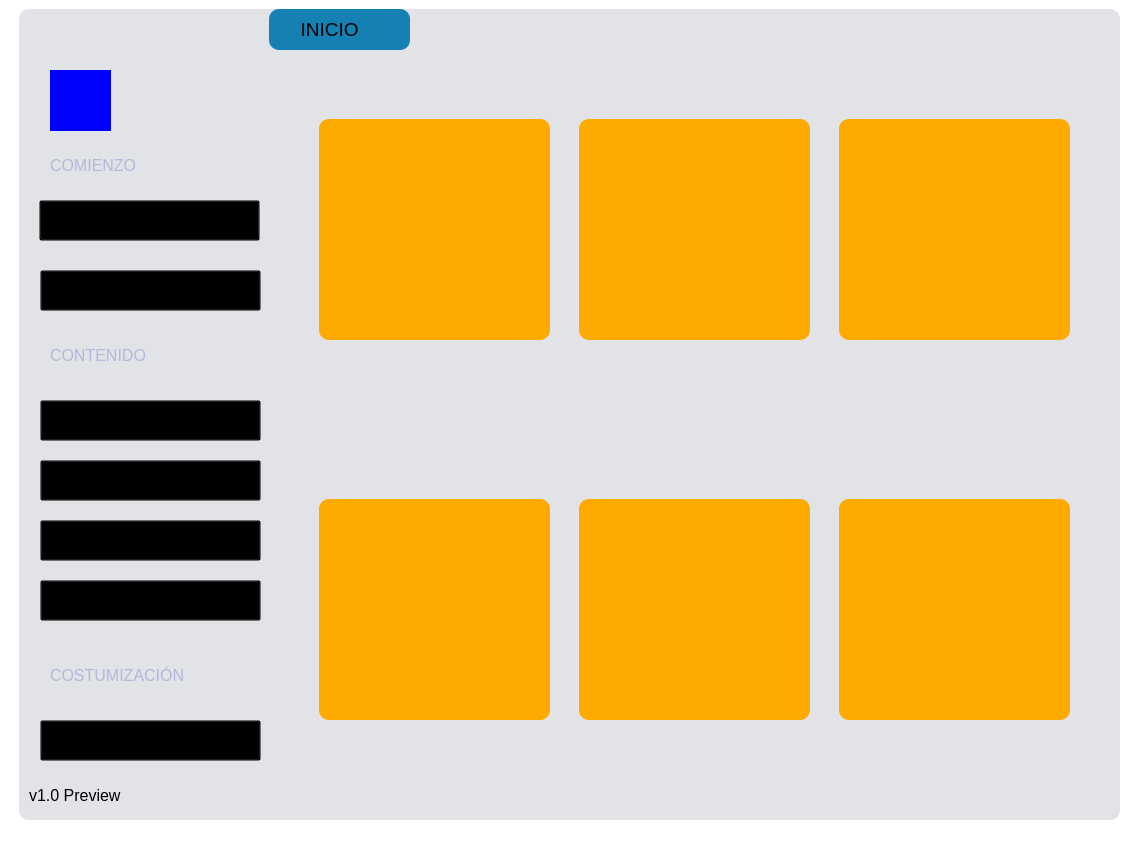
McBlockier/SCA, file UI/Administrator.ui: the form before one commit.
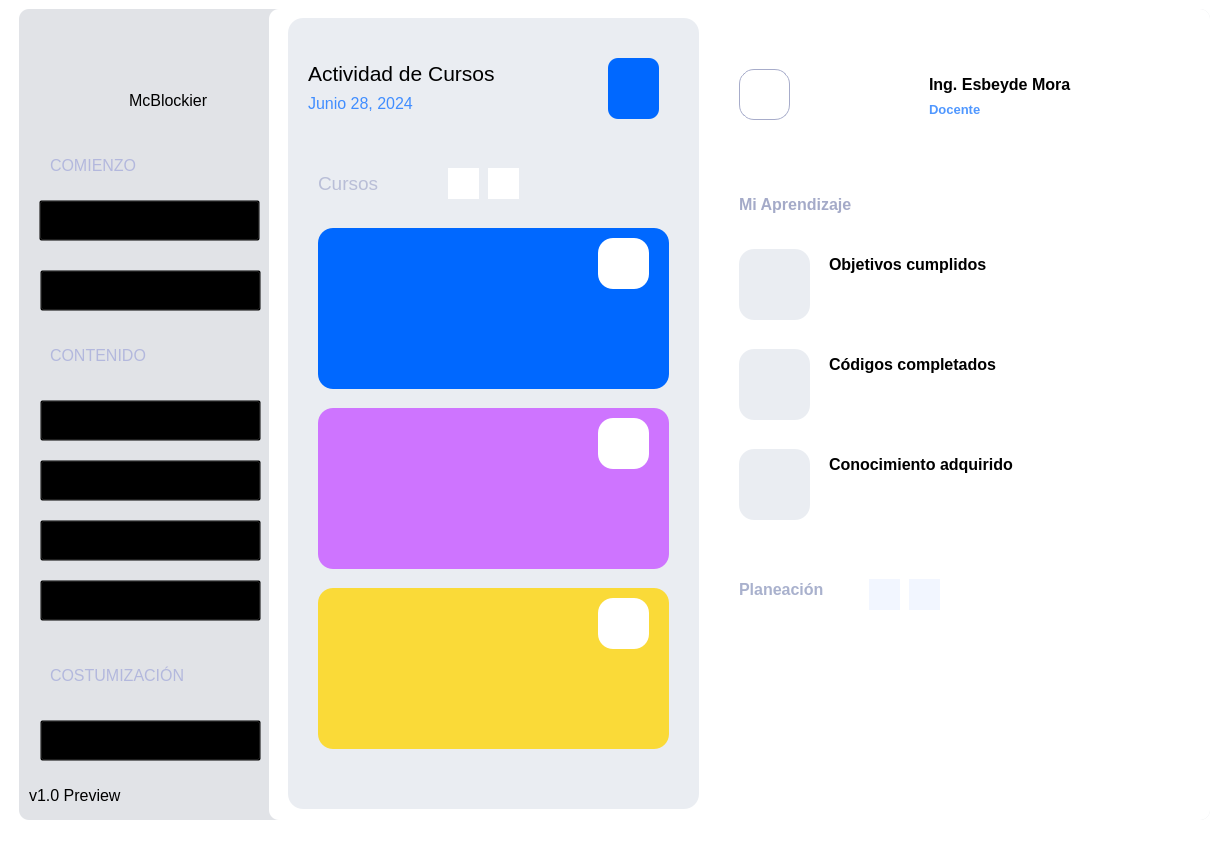
The form after the commit. Icons and pictures are not drawn.

```diff
--- a/UI/Administrator.ui
+++ b/UI/Administrator.ui
@@ -6,7 +6,7 @@
    <rect>
     <x>0</x>
     <y>0</y>
-    <width>1137</width>
+    <width>1227</width>
     <height>856</height>
    </rect>
   </property>
@@ -22,7 +22,7 @@
      <rect>
       <x>19</x>
       <y>9</y>
-      <width>1101</width>
+      <width>1191</width>
       <height>811</height>
      </rect>
     </property>
@@ -42,12 +42,12 @@
       <rect>
        <x>250</x>
        <y>0</y>
-       <width>851</width>
+       <width>941</width>
        <height>811</height>
       </rect>
      </property>
      <property name="styleSheet">
-      <string notr="true">background-color: transparent;</string>
+      <string notr="true">background-color: #ffffff;</string>
      </property>
      <property name="frameShape">
       <enum>QFrame::StyledPanel</enum>
@@ -58,14 +58,15 @@
      <widget class="QFrame" name="frame">
       <property name="geometry">
        <rect>
-        <x>50</x>
-        <y>110</y>
-        <width>231</width>
-        <height>221</height>
+        <x>19</x>
+        <y>9</y>
+        <width>411</width>
+        <height>791</height>
        </rect>
       </property>
       <property name="styleSheet">
-       <string notr="true">background-color: rgb(255, 170, 0);</string>
+       <string notr="true">background-color:rgb(234, 237, 242);
+    border-radius:15px;</string>
       </property>
       <property name="frameShape">
        <enum>QFrame::StyledPanel</enum>
@@ -73,123 +74,741 @@
       <property name="frameShadow">
        <enum>QFrame::Raised</enum>
       </property>
+      <widget class="QFrame" name="frameFace">
+       <property name="geometry">
+        <rect>
+         <x>30</x>
+         <y>210</y>
+         <width>351</width>
+         <height>161</height>
+        </rect>
+       </property>
+       <property name="styleSheet">
+        <string notr="true">background-color: #0068ff;
+border-radius: 15px;</string>
+       </property>
+       <property name="frameShape">
+        <enum>QFrame::StyledPanel</enum>
+       </property>
+       <property name="frameShadow">
+        <enum>QFrame::Raised</enum>
+       </property>
+       <widget class="QLabel" name="label_5">
+        <property name="geometry">
+         <rect>
+          <x>280</x>
+          <y>10</y>
+          <width>51</width>
+          <height>51</height>
+         </rect>
+        </property>
+        <property name="styleSheet">
+         <string notr="true">background-color:white;</string>
+        </property>
+        <property name="text">
+         <string/>
+        </property>
+       </widget>
+       <widget class="QLabel" name="label_2">
+        <property name="geometry">
+         <rect>
+          <x>290</x>
+          <y>10</y>
+          <width>31</width>
+          <height>51</height>
+         </rect>
+        </property>
+        <property name="styleSheet">
+         <string notr="true">background-color:transparent;</string>
+        </property>
+        <property name="text">
+         <string/>
+        </property>
+        <property name="pixmap">
+         <pixmap>../Resources/1.png</pixmap>
+        </property>
+       </widget>
+      </widget>
+      <widget class="QLabel" name="labelStatus">
+       <property name="geometry">
+        <rect>
+         <x>20</x>
+         <y>30</y>
+         <width>261</width>
+         <height>51</height>
+        </rect>
+       </property>
+       <property name="font">
+        <font>
+         <family>Segoe UI</family>
+         <pointsize>16</pointsize>
+         <weight>50</weight>
+         <bold>false</bold>
+        </font>
+       </property>
+       <property name="text">
+        <string>Actividad de Cursos</string>
+       </property>
+      </widget>
+      <widget class="QPushButton" name="buttonAdd">
+       <property name="geometry">
+        <rect>
+         <x>320</x>
+         <y>40</y>
+         <width>51</width>
+         <height>61</height>
+        </rect>
+       </property>
+       <property name="cursor">
+        <cursorShape>PointingHandCursor</cursorShape>
+       </property>
+       <property name="styleSheet">
+        <string notr="true"> background-color: #0068ff;
+    border-radius:10px;
+    box-shadow: #abcaff;</string>
+       </property>
+       <property name="icon">
+        <iconset>
+         <normaloff>../Resources/mas.png</normaloff>../Resources/mas.png</iconset>
+       </property>
+      </widget>
+      <widget class="QLabel" name="labelDate">
+       <property name="geometry">
+        <rect>
+         <x>20</x>
+         <y>70</y>
+         <width>201</width>
+         <height>31</height>
+        </rect>
+       </property>
+       <property name="font">
+        <font>
+         <family>Segoe UI</family>
+         <pointsize>12</pointsize>
+         <weight>50</weight>
+         <bold>false</bold>
+        </font>
+       </property>
+       <property name="styleSheet">
+        <string notr="true">color:#408dff;
+    background-color:transparent;</string>
+       </property>
+       <property name="text">
+        <string>Junio 28, 2024</string>
+       </property>
+      </widget>
+      <widget class="QLabel" name="labelCurses">
+       <property name="geometry">
+        <rect>
+         <x>30</x>
+         <y>145</y>
+         <width>101</width>
+         <height>41</height>
+        </rect>
+       </property>
+       <property name="font">
+        <font>
+         <family>Segoe UI</family>
+         <pointsize>14</pointsize>
+         <weight>50</weight>
+         <bold>false</bold>
+        </font>
+       </property>
+       <property name="styleSheet">
+        <string notr="true">color:#b9bed7;
+    background-color:transparent;</string>
+       </property>
+       <property name="text">
+        <string>Cursos</string>
+       </property>
+      </widget>
+      <widget class="QPushButton" name="buttonBack">
+       <property name="geometry">
+        <rect>
+         <x>160</x>
+         <y>150</y>
+         <width>31</width>
+         <height>31</height>
+        </rect>
+       </property>
+       <property name="cursor">
+        <cursorShape>PointingHandCursor</cursorShape>
+       </property>
+       <property name="styleSheet">
+        <string notr="true">background-color:white;
+border-radius:30px;</string>
+       </property>
+       <property name="text">
+        <string/>
+       </property>
+       <property name="icon">
+        <iconset>
+         <normaloff>../Resources/left.png</normaloff>../Resources/left.png</iconset>
+       </property>
+      </widget>
+      <widget class="QPushButton" name="buttonNext">
+       <property name="geometry">
+        <rect>
+         <x>200</x>
+         <y>150</y>
+         <width>31</width>
+         <height>31</height>
+        </rect>
+       </property>
+       <property name="cursor">
+        <cursorShape>PointingHandCursor</cursorShape>
+       </property>
+       <property name="styleSheet">
+        <string notr="true">background-color:white;
+border-radius:30px;</string>
+       </property>
+       <property name="text">
+        <string/>
+       </property>
+       <property name="icon">
+        <iconset>
+         <normaloff>../Resources/right.png</normaloff>../Resources/right.png</iconset>
+       </property>
+      </widget>
+      <widget class="QFrame" name="frameCom">
+       <property name="geometry">
+        <rect>
+         <x>30</x>
+         <y>390</y>
+         <width>351</width>
+         <height>161</height>
+        </rect>
+       </property>
+       <property name="styleSheet">
+        <string notr="true"> background-color: #ce74ff;
+    border-radius: 15px;</string>
+       </property>
+       <property name="frameShape">
+        <enum>QFrame::StyledPanel</enum>
+       </property>
+       <property name="frameShadow">
+        <enum>QFrame::Raised</enum>
+       </property>
+       <widget class="QLabel" name="label_6">
+        <property name="geometry">
+         <rect>
+          <x>280</x>
+          <y>10</y>
+          <width>51</width>
+          <height>51</height>
+         </rect>
+        </property>
+        <property name="styleSheet">
+         <string notr="true">background-color:white;</string>
+        </property>
+        <property name="text">
+         <string/>
+        </property>
+       </widget>
+       <widget class="QLabel" name="label_3">
+        <property name="geometry">
+         <rect>
+          <x>290</x>
+          <y>10</y>
+          <width>31</width>
+          <height>51</height>
+         </rect>
+        </property>
+        <property name="styleSheet">
+         <string notr="true">background-color:transparent;</string>
+        </property>
+        <property name="text">
+         <string/>
+        </property>
+        <property name="pixmap">
+         <pixmap>../Resources/7.png</pixmap>
+        </property>
+       </widget>
+      </widget>
+      <widget class="QFrame" name="frameBoot">
+       <property name="geometry">
+        <rect>
+         <x>30</x>
+         <y>570</y>
+         <width>351</width>
+         <height>161</height>
+        </rect>
+       </property>
+       <property name="styleSheet">
+        <string notr="true">background-color: #fada38;
+    border-radius: 15px;</string>
+       </property>
+       <property name="frameShape">
+        <enum>QFrame::StyledPanel</enum>
+       </property>
+       <property name="frameShadow">
+        <enum>QFrame::Raised</enum>
+       </property>
+       <widget class="QLabel" name="label_7">
+        <property name="geometry">
+         <rect>
+          <x>280</x>
+          <y>10</y>
+          <width>51</width>
+          <height>51</height>
+         </rect>
+        </property>
+        <property name="styleSheet">
+         <string notr="true">background-color:white;</string>
+        </property>
+        <property name="text">
+         <string/>
+        </property>
+       </widget>
+       <widget class="QLabel" name="label_4">
+        <property name="geometry">
+         <rect>
+          <x>290</x>
+          <y>10</y>
+          <width>31</width>
+          <height>51</height>
+         </rect>
+        </property>
+        <property name="styleSheet">
+         <string notr="true">background-color:transparent;</string>
+        </property>
+        <property name="text">
+         <string/>
+        </property>
+        <property name="pixmap">
+         <pixmap>../Resources/9.png</pixmap>
+        </property>
+       </widget>
+      </widget>
+      <zorder>labelStatus</zorder>
+      <zorder>buttonAdd</zorder>
+      <zorder>labelDate</zorder>
+      <zorder>labelCurses</zorder>
+      <zorder>buttonBack</zorder>
+      <zorder>buttonNext</zorder>
+      <zorder>frameFace</zorder>
+      <zorder>frameCom</zorder>
+      <zorder>frameBoot</zorder>
      </widget>
-     <widget class="QFrame" name="frame_3">
+     <widget class="QLabel" name="label_15">
       <property name="geometry">
        <rect>
-        <x>310</x>
-        <y>110</y>
-        <width>231</width>
-        <height>221</height>
+        <x>660</x>
+        <y>60</y>
+        <width>181</width>
+        <height>31</height>
        </rect>
       </property>
+      <property name="font">
+       <font>
+        <family>Segoe UI</family>
+        <pointsize>12</pointsize>
+        <weight>75</weight>
+        <bold>true</bold>
+       </font>
+      </property>
+      <property name="text">
+       <string>Ing. Esbeyde Mora</string>
+      </property>
+     </widget>
+     <widget class="QPushButton" name="pushButton">
+      <property name="geometry">
+       <rect>
+        <x>470</x>
+        <y>60</y>
+        <width>51</width>
+        <height>51</height>
+       </rect>
+      </property>
+      <property name="cursor">
+       <cursorShape>PointingHandCursor</cursorShape>
+      </property>
       <property name="styleSheet">
-       <string notr="true">background-color: rgb(255, 170, 0);</string>
+       <string notr="true">background-color:transparent;
+border:1px solid #a7acca;
+border-radius:15px;</string>
       </property>
-      <property name="frameShape">
-       <enum>QFrame::StyledPanel</enum>
+      <property name="text">
+       <string/>
       </property>
-      <property name="frameShadow">
-       <enum>QFrame::Raised</enum>
+      <property name="icon">
+       <iconset>
+        <normaloff>../Resources/left2.png</normaloff>../Resources/left2.png</iconset>
       </property>
      </widget>
-     <widget class="QFrame" name="frame_4">
+     <widget class="QPushButton" name="pushButton_2">
       <property name="geometry">
        <rect>
-        <x>570</x>
-        <y>110</y>
-        <width>231</width>
-        <height>221</height>
+        <x>550</x>
+        <y>60</y>
+        <width>41</width>
+        <height>51</height>
        </rect>
       </property>
       <property name="styleSheet">
-       <string notr="true">background-color: rgb(255, 170, 0);</string>
+       <string notr="true"/>
       </property>
-      <property name="frameShape">
-       <enum>QFrame::StyledPanel</enum>
+      <property name="text">
+       <string/>
       </property>
-      <property name="frameShadow">
-       <enum>QFrame::Raised</enum>
+      <property name="icon">
+       <iconset>
+        <normaloff>../Resources/campana_normal.png</normaloff>../Resources/campana_normal.png</iconset>
       </property>
      </widget>
-     <widget class="QFrame" name="frame_5">
+     <widget class="QLabel" name="setProfile_2">
       <property name="geometry">
        <rect>
-        <x>570</x>
-        <y>490</y>
-        <width>231</width>
-        <height>221</height>
+        <x>850</x>
+        <y>60</y>
+        <width>64</width>
+        <height>64</height>
        </rect>
       </property>
       <property name="styleSheet">
-       <string notr="true">background-color: rgb(255, 170, 0);</string>
+       <string notr="true"/>
       </property>
-      <property name="frameShape">
-       <enum>QFrame::StyledPanel</enum>
+      <property name="text">
+       <string/>
       </property>
-      <property name="frameShadow">
-       <enum>QFrame::Raised</enum>
+      <property name="pixmap">
+       <pixmap>../Resources/usuario (1).png</pixmap>
       </property>
      </widget>
-     <widget class="QFrame" name="frame_6">
+     <widget class="QLabel" name="label_16">
       <property name="geometry">
        <rect>
-        <x>310</x>
-        <y>490</y>
-        <width>231</width>
-        <height>221</height>
+        <x>660</x>
+        <y>90</y>
+        <width>101</width>
+        <height>21</height>
        </rect>
       </property>
+      <property name="font">
+       <font>
+        <family>Segoe UI</family>
+        <pointsize>10</pointsize>
+        <weight>75</weight>
+        <bold>true</bold>
+       </font>
+      </property>
       <property name="styleSheet">
-       <string notr="true">background-color: rgb(255, 170, 0);</string>
+       <string notr="true">color:#4f97ff;</string>
       </property>
-      <property name="frameShape">
-       <enum>QFrame::StyledPanel</enum>
+      <property name="text">
+       <string>Docente</string>
       </property>
-      <property name="frameShadow">
-       <enum>QFrame::Raised</enum>
+     </widget>
+     <widget class="QLabel" name="label_17">
+      <property name="geometry">
+       <rect>
+        <x>470</x>
+        <y>180</y>
+        <width>201</width>
+        <height>31</height>
+       </rect>
       </property>
+      <property name="font">
+       <font>
+        <family>Segoe UI</family>
+        <pointsize>12</pointsize>
+        <weight>75</weight>
+        <bold>true</bold>
+       </font>
+      </property>
+      <property name="styleSheet">
+       <string notr="true">color:#a4aac8;</string>
+      </property>
+      <property name="text">
+       <string>Mi Aprendizaje</string>
+      </property>
      </widget>
-     <widget class="QFrame" name="frame_2">
+     <widget class="QPushButton" name="pushButton_3">
       <property name="geometry">
        <rect>
-        <x>50</x>
-        <y>490</y>
-        <width>231</width>
-        <height>221</height>
+        <x>470</x>
+        <y>240</y>
+        <width>71</width>
+        <height>71</height>
        </rect>
       </property>
       <property name="styleSheet">
-       <string notr="true">background-color: rgb(255, 170, 0);</string>
+       <string notr="true">background-color:rgb(234, 237, 242);
+border-radius:15px;</string>
       </property>
-      <property name="frameShape">
-       <enum>QFrame::StyledPanel</enum>
+      <property name="text">
+       <string/>
       </property>
-      <property name="frameShadow">
-       <enum>QFrame::Raised</enum>
+      <property name="icon">
+       <iconset>
+        <normaloff>../Resources/objetivo.png</normaloff>../Resources/objetivo.png</iconset>
       </property>
+      <property name="iconSize">
+       <size>
+        <width>48</width>
+        <height>48</height>
+       </size>
+      </property>
      </widget>
-     <widget class="QLabel" name="label_2">
+     <widget class="QPushButton" name="pushButton_4">
       <property name="geometry">
        <rect>
-        <x>0</x>
-        <y>0</y>
-        <width>141</width>
+        <x>470</x>
+        <y>340</y>
+        <width>71</width>
+        <height>71</height>
+       </rect>
+      </property>
+      <property name="styleSheet">
+       <string notr="true">background-color:rgb(234, 237, 242);
+border-radius:15px;</string>
+      </property>
+      <property name="text">
+       <string/>
+      </property>
+      <property name="icon">
+       <iconset>
+        <normaloff>../Resources/codeFile.png</normaloff>../Resources/codeFile.png</iconset>
+      </property>
+      <property name="iconSize">
+       <size>
+        <width>48</width>
+        <height>48</height>
+       </size>
+      </property>
+     </widget>
+     <widget class="QPushButton" name="pushButton_5">
+      <property name="geometry">
+       <rect>
+        <x>470</x>
+        <y>440</y>
+        <width>71</width>
+        <height>71</height>
+       </rect>
+      </property>
+      <property name="styleSheet">
+       <string notr="true">background-color:rgb(234, 237, 242);
+border-radius:15px;</string>
+      </property>
+      <property name="text">
+       <string/>
+      </property>
+      <property name="icon">
+       <iconset>
+        <normaloff>../Resources/db.png</normaloff>../Resources/db.png</iconset>
+      </property>
+      <property name="iconSize">
+       <size>
+        <width>48</width>
+        <height>48</height>
+       </size>
+      </property>
+     </widget>
+     <widget class="QLabel" name="label_18">
+      <property name="geometry">
+       <rect>
+        <x>470</x>
+        <y>560</y>
+        <width>121</width>
         <height>41</height>
        </rect>
       </property>
       <property name="font">
        <font>
         <family>Segoe UI</family>
-        <pointsize>14</pointsize>
+        <pointsize>12</pointsize>
+        <weight>75</weight>
+        <bold>true</bold>
        </font>
       </property>
       <property name="styleSheet">
-       <string notr="true">background-color: #1580b2;
-border-radius:10px;</string>
+       <string notr="true">color:#a9b1cd;</string>
       </property>
+      <property name="frameShape">
+       <enum>QFrame::StyledPanel</enum>
+      </property>
       <property name="text">
-       <string>      INICIO</string>
+       <string>Planeación</string>
+      </property>
+     </widget>
+     <widget class="QPushButton" name="buttonBack_2">
+      <property name="geometry">
+       <rect>
+        <x>600</x>
+        <y>570</y>
+        <width>31</width>
+        <height>31</height>
+       </rect>
+      </property>
+      <property name="cursor">
+       <cursorShape>PointingHandCursor</cursorShape>
+      </property>
+      <property name="styleSheet">
+       <string notr="true">background-color:#f2f6ff;
+border-radius:30px;</string>
+      </property>
+      <property name="text">
+       <string/>
+      </property>
+      <property name="icon">
+       <iconset>
+        <normaloff>../Resources/left.png</normaloff>../Resources/left.png</iconset>
+      </property>
+     </widget>
+     <widget class="QPushButton" name="buttonNext_2">
+      <property name="geometry">
+       <rect>
+        <x>640</x>
+        <y>570</y>
+        <width>31</width>
+        <height>31</height>
+       </rect>
+      </property>
+      <property name="cursor">
+       <cursorShape>PointingHandCursor</cursorShape>
+      </property>
+      <property name="styleSheet">
+       <string notr="true">background-color:#f2f6ff;
+border-radius:30px;</string>
+      </property>
+      <property name="text">
+       <string/>
+      </property>
+      <property name="icon">
+       <iconset>
+        <normaloff>../Resources/right.png</normaloff>../Resources/right.png</iconset>
+      </property>
+     </widget>
+     <widget class="QLabel" name="label_19">
+      <property name="geometry">
+       <rect>
+        <x>560</x>
+        <y>240</y>
+        <width>211</width>
+        <height>31</height>
+       </rect>
+      </property>
+      <property name="font">
+       <font>
+        <family>Segoe UI</family>
+        <pointsize>12</pointsize>
+        <weight>75</weight>
+        <bold>true</bold>
+       </font>
+      </property>
+      <property name="text">
+       <string>Objetivos cumplidos</string>
+      </property>
+     </widget>
+     <widget class="QLabel" name="label_20">
+      <property name="geometry">
+       <rect>
+        <x>560</x>
+        <y>340</y>
+        <width>211</width>
+        <height>31</height>
+       </rect>
+      </property>
+      <property name="font">
+       <font>
+        <family>Segoe UI</family>
+        <pointsize>12</pointsize>
+        <weight>75</weight>
+        <bold>true</bold>
+       </font>
+      </property>
+      <property name="text">
+       <string>Códigos completados</string>
+      </property>
+     </widget>
+     <widget class="QLabel" name="label_21">
+      <property name="geometry">
+       <rect>
+        <x>560</x>
+        <y>440</y>
+        <width>241</width>
+        <height>31</height>
+       </rect>
+      </property>
+      <property name="font">
+       <font>
+        <family>Segoe UI</family>
+        <pointsize>12</pointsize>
+        <weight>75</weight>
+        <bold>true</bold>
+       </font>
+      </property>
+      <property name="text">
+       <string>Conocimiento adquirido</string>
+      </property>
+     </widget>
+     <widget class="QPushButton" name="pushButton_6">
+      <property name="geometry">
+       <rect>
+        <x>830</x>
+        <y>230</y>
+        <width>71</width>
+        <height>71</height>
+       </rect>
+      </property>
+      <property name="text">
+       <string/>
+      </property>
+      <property name="icon">
+       <iconset>
+        <normaloff>../Resources/progress1.jpg</normaloff>../Resources/progress1.jpg</iconset>
+      </property>
+      <property name="iconSize">
+       <size>
+        <width>74</width>
+        <height>74</height>
+       </size>
+      </property>
+     </widget>
+     <widget class="QPushButton" name="pushButton_7">
+      <property name="geometry">
+       <rect>
+        <x>830</x>
+        <y>320</y>
+        <width>71</width>
+        <height>71</height>
+       </rect>
+      </property>
+      <property name="text">
+       <string/>
+      </property>
+      <property name="icon">
+       <iconset>
+        <normaloff>../Resources/progress2.jpg</normaloff>../Resources/progress2.jpg</iconset>
+      </property>
+      <property name="iconSize">
+       <size>
+        <width>74</width>
+        <height>74</height>
+       </size>
+      </property>
+     </widget>
+     <widget class="QPushButton" name="pushButton_8">
+      <property name="geometry">
+       <rect>
+        <x>830</x>
+        <y>410</y>
+        <width>71</width>
+        <height>71</height>
+       </rect>
+      </property>
+      <property name="text">
+       <string/>
+      </property>
+      <property name="icon">
+       <iconset>
+        <normaloff>../Resources/progress3.jpg</normaloff>../Resources/progress3.jpg</iconset>
+      </property>
+      <property name="iconSize">
+       <size>
+        <width>74</width>
+        <height>74</height>
+       </size>
       </property>
      </widget>
     </widget>
@@ -262,6 +881,25 @@
       <string>v1.0 Preview</string>
      </property>
     </widget>
+    <widget class="QLabel" name="setUserName">
+     <property name="geometry">
+      <rect>
+       <x>110</x>
+       <y>70</y>
+       <width>131</width>
+       <height>41</height>
+      </rect>
+     </property>
+     <property name="font">
+      <font>
+       <family>Segoe UI</family>
+       <pointsize>12</pointsize>
+      </font>
+     </property>
+     <property name="text">
+      <string>McBlockier</string>
+     </property>
+    </widget>
    </widget>
    <widget class="QLabel" name="label_8">
     <property name="geometry">
@@ -381,12 +1019,12 @@
      <rect>
       <x>50</x>
       <y>70</y>
-      <width>61</width>
-      <height>61</height>
+      <width>64</width>
+      <height>64</height>
      </rect>
     </property>
     <property name="styleSheet">
-     <string notr="true">background-color:blue;</string>
+     <string notr="true"/>
     </property>
     <property name="text">
      <string/>
```
Left out of the diff: 9 changed lines with no effect on the pictures.
